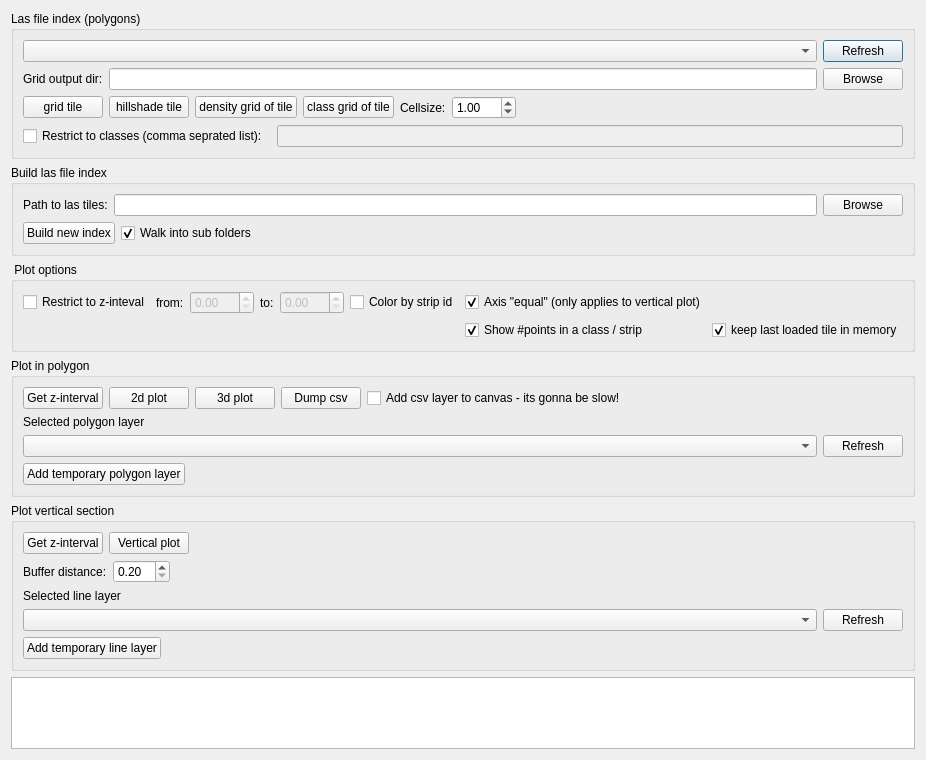
Above: pcplot/Ui_PcPlot.ui from SDFIdk/DHMQC before the change. Below: the same form after it.
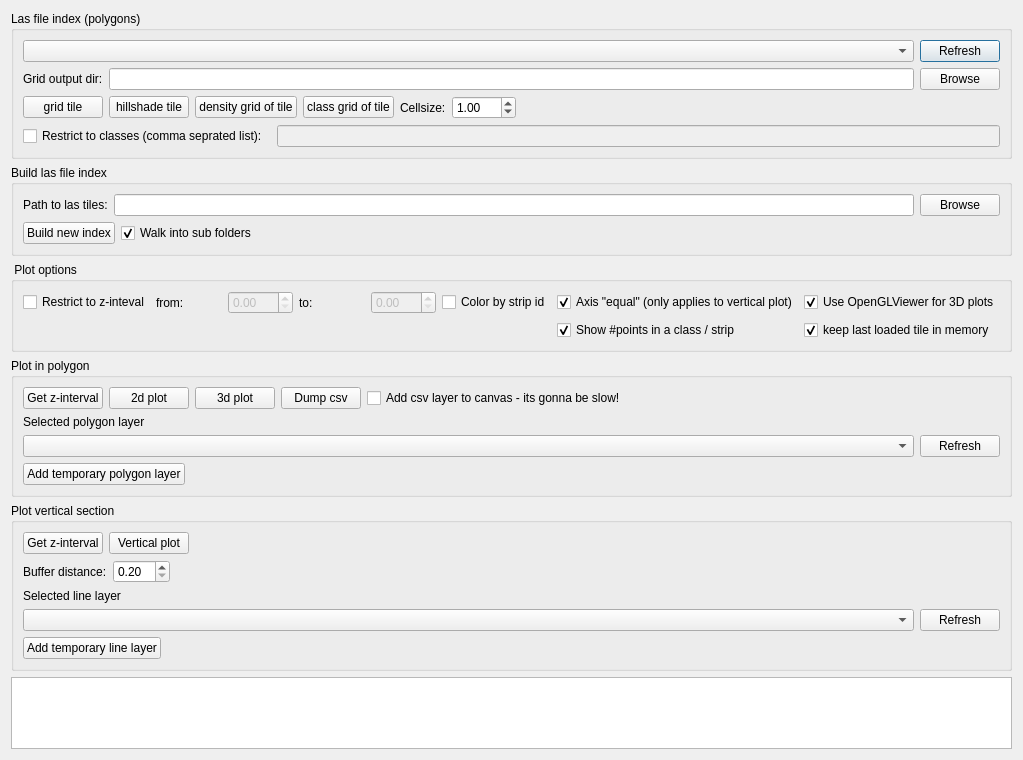
That is the form after the change.

```diff
--- a/pcplot/Ui_PcPlot.ui
+++ b/pcplot/Ui_PcPlot.ui
@@ -6,7 +6,7 @@
    <rect>
     <x>0</x>
     <y>0</y>
-    <width>814</width>
+    <width>1023</width>
     <height>760</height>
    </rect>
   </property>
@@ -245,19 +245,6 @@
       <string> Plot options</string>
      </property>
      <layout class="QGridLayout" name="gridLayout">
-      <item row="0" column="10">
-       <spacer name="horizontalSpacer">
-        <property name="orientation">
-         <enum>Qt::Horizontal</enum>
-        </property>
-        <property name="sizeHint" stdset="0">
-         <size>
-          <width>40</width>
-          <height>20</height>
-         </size>
-        </property>
-       </spacer>
-      </item>
       <item row="0" column="7">
        <widget class="QDoubleSpinBox" name="spb_max">
         <property name="enabled">
@@ -329,6 +316,16 @@
         </property>
        </widget>
       </item>
+      <item row="0" column="10">
+       <widget class="QCheckBox" name="chb_use_opengl">
+        <property name="text">
+         <string>Use OpenGLViewer for 3D plots</string>
+        </property>
+        <property name="checked">
+         <bool>true</bool>
+        </property>
+       </widget>
+      </item>
       <item row="1" column="10">
        <widget class="QCheckBox" name="chb_buffer_in_mem">
         <property name="toolTip">
```
